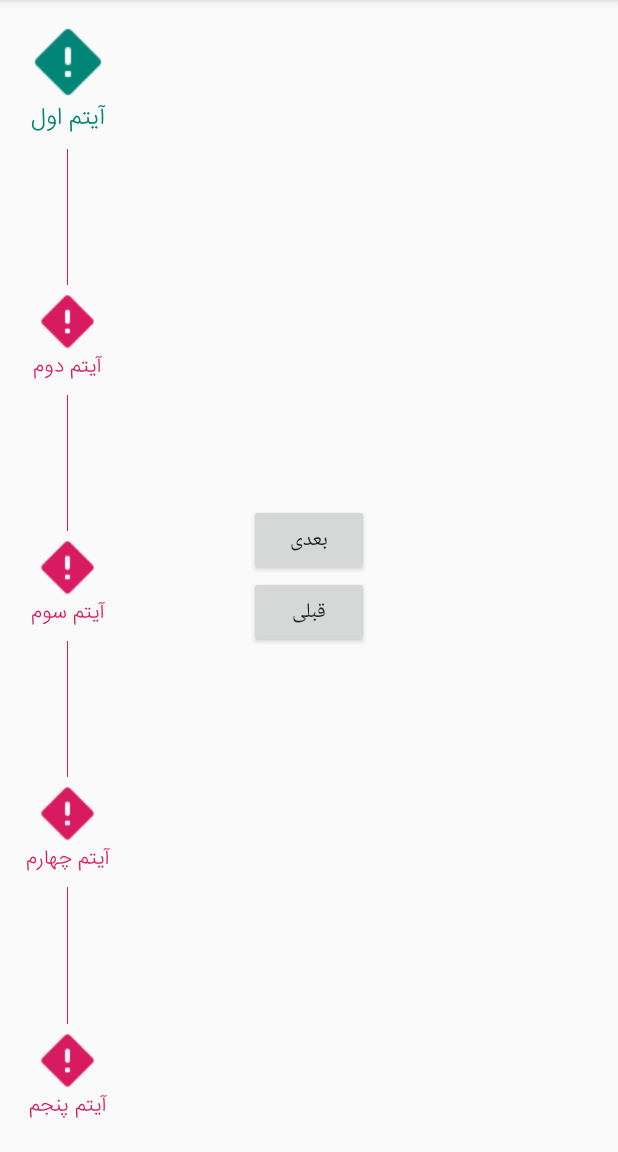
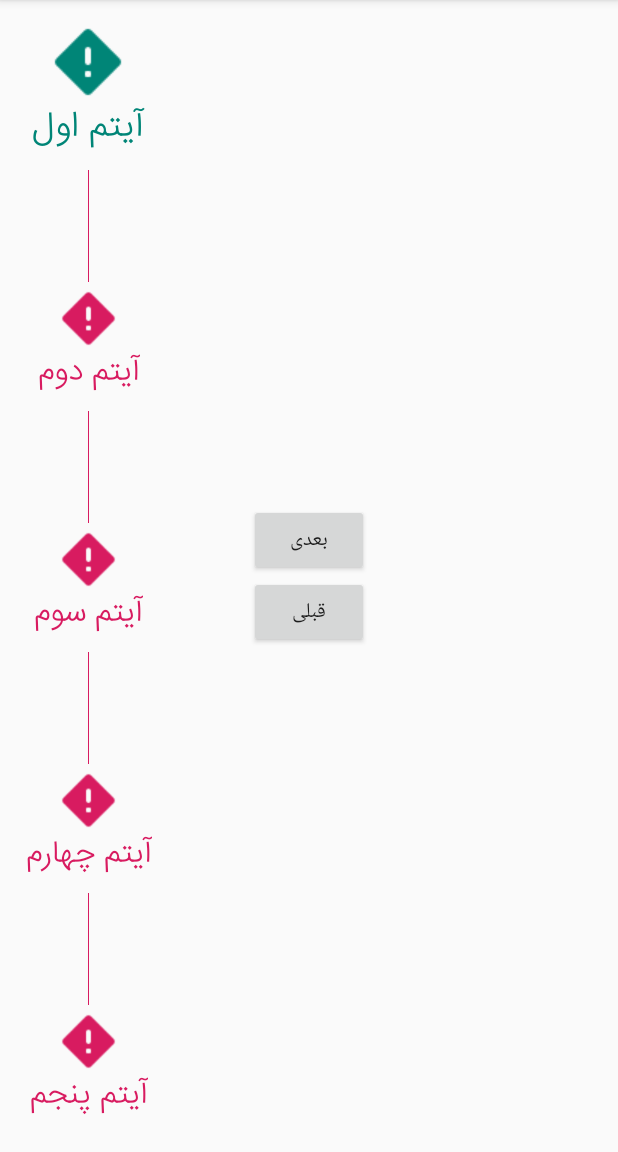
Before and after one commit to TalebRafiepour/AndroidSteper, an Android app: the screen it shows after launch (MainActivity), on a phone screen of 412 x 824 dp, the part 84-1236 px from its top. Run offline under Robolectric (Android 15) with nearby library versions, the phone set to English and light mode, and no system bars.

Commit message:
add selected item text size and default item text size feature

```diff
--- a/app/src/main/res/layout/activity_main.xml
+++ b/app/src/main/res/layout/activity_main.xml
@@ -17,6 +17,8 @@
         app:sv_font="fonts/IRAN Sans.ttf"
         app:sv_item_default_size="@dimen/small_button"
         app:sv_item_selected_size="@dimen/normal_button"
+        app:sv_default_text_size="14sp"
+        app:sv_selected_text_size="16sp"
         app:sv_item_selected_color="@color/colorPrimary"
         app:sv_item_default_color="@color/colorAccent"
         app:sv_selected_position="0"/>
--- a/steperview/src/main/java/com/taleb/steperview/SteperItem.kt
+++ b/steperview/src/main/java/com/taleb/steperview/SteperItem.kt
@@ -15,8 +15,8 @@ class SteperItem :LinearLayout {
 
     private lateinit var itemSteperImageView:ImageView
     private lateinit var itemSteperTextView:TextView
-    private var normalTextSize:Float = 14.0f
-    private var selectedTextSize:Float = 16.0f
+    var defaultTextSize:Float = 12.0f
+    var selectedTextSize:Float = 14.0f
     var selectedSize = -1
     var defaultSize = -1
 
@@ -52,7 +52,7 @@ class SteperItem :LinearLayout {
         //
         itemSteperTextView = TextView(context)
         itemSteperTextView.setTextColor(Color.BLACK)
-        itemSteperTextView.textSize = normalTextSize
+        itemSteperTextView.textSize = defaultTextSize
         val txtLP = LayoutParams(LayoutParams.WRAP_CONTENT,LayoutParams.WRAP_CONTENT)
         itemSteperTextView.layoutParams = txtLP
         this.addView(itemSteperTextView)
@@ -96,7 +96,7 @@ class SteperItem :LinearLayout {
                 val imgLP = LayoutParams(resources.getDimension(R.dimen.small_button).toInt(),resources.getDimension(R.dimen.small_button).toInt())
                 itemSteperImageView.layoutParams = imgLP
             }
-            itemSteperTextView.textSize = normalTextSize
+            itemSteperTextView.textSize = defaultTextSize
         }
     }
 
--- a/steperview/src/main/java/com/taleb/steperview/SteperView.kt
+++ b/steperview/src/main/java/com/taleb/steperview/SteperView.kt
@@ -22,6 +22,8 @@ class SteperView : LinearLayout,View.OnClickListener{
     private var itemTitles:Int? = null
     private var itemSelectedSize:Int = -1
     private var itemDefaultSize:Int = -1
+    private var selectedTextSize:Float = -1.0f
+    private var defaultTextSize:Float = -1.0f
     private var selectedItem = 0
     private var thumbCount = 0
     var listener: ISteperView? = null
@@ -59,6 +61,8 @@ class SteperView : LinearLayout,View.OnClickListener{
             this.selectedItem = typedArray.getInt(R.styleable.SteperView_sv_selected_position,0)
             this.itemSelectedSize = typedArray.getDimensionPixelOffset(R.styleable.SteperView_sv_item_selected_size,-1)
             this.itemDefaultSize = typedArray.getDimensionPixelOffset(R.styleable.SteperView_sv_item_default_size,-1)
+            this.defaultTextSize = typedArray.getDimension(R.styleable.SteperView_sv_default_text_size,-1.0f)
+            this.selectedTextSize = typedArray.getDimension(R.styleable.SteperView_sv_selected_text_size,-1.0f)
             try {
                 val fontSrc = typedArray.getString(R.styleable.SteperView_sv_font)
                 val typeface = Typeface.createFromAsset(context.assets, fontSrc)
@@ -92,6 +96,9 @@ class SteperView : LinearLayout,View.OnClickListener{
             steperItem.id = i
             steperItem.defaultSize = this.itemDefaultSize
             steperItem.selectedSize = this.itemSelectedSize
+            steperItem.selectedTextSize = this.selectedTextSize
+            steperItem.defaultTextSize = this.defaultTextSize
+
             steperItem.setTintColor(defaultColor)
             steperItem.setOnClickListener(this)
             this.addView(steperItem)
--- a/steperview/src/main/res/values/attrs.xml
+++ b/steperview/src/main/res/values/attrs.xml
@@ -11,5 +11,7 @@
         <attr name="sv_selected_position" format="integer"/>
         <attr name="sv_item_selected_size" format="dimension|reference"/>
         <attr name="sv_item_default_size" format="dimension|reference"/>
+        <attr name="sv_selected_text_size" format="dimension|reference"/>
+        <attr name="sv_default_text_size" format="dimension|reference"/>
     </declare-styleable>
 </resources>
```
